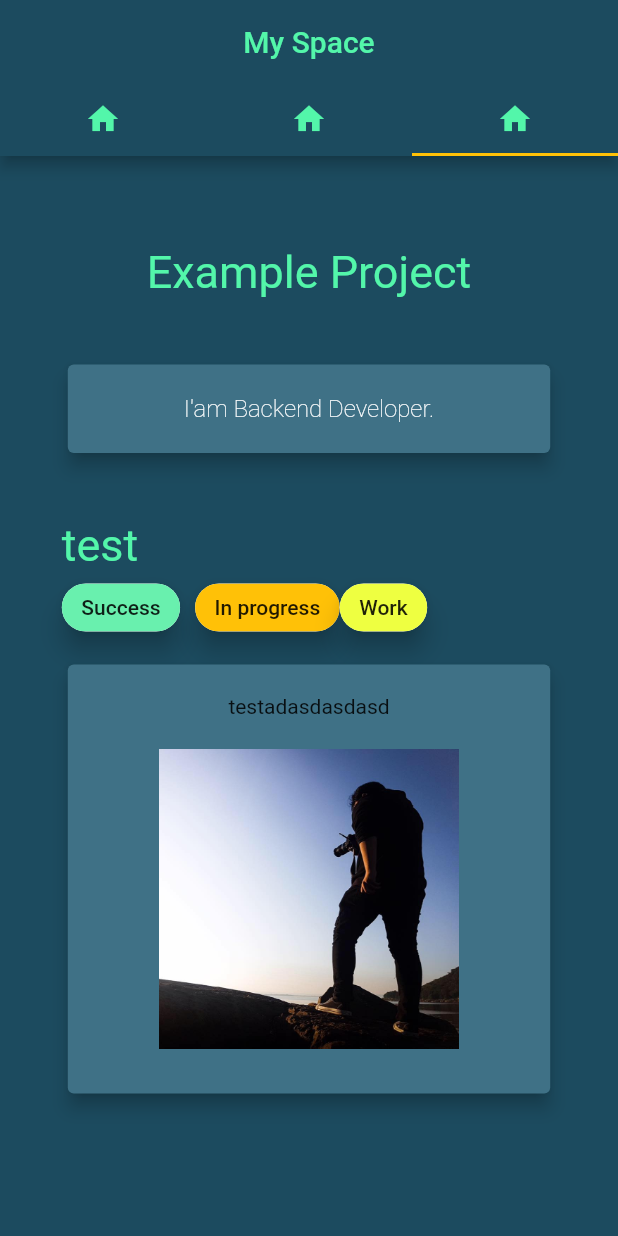
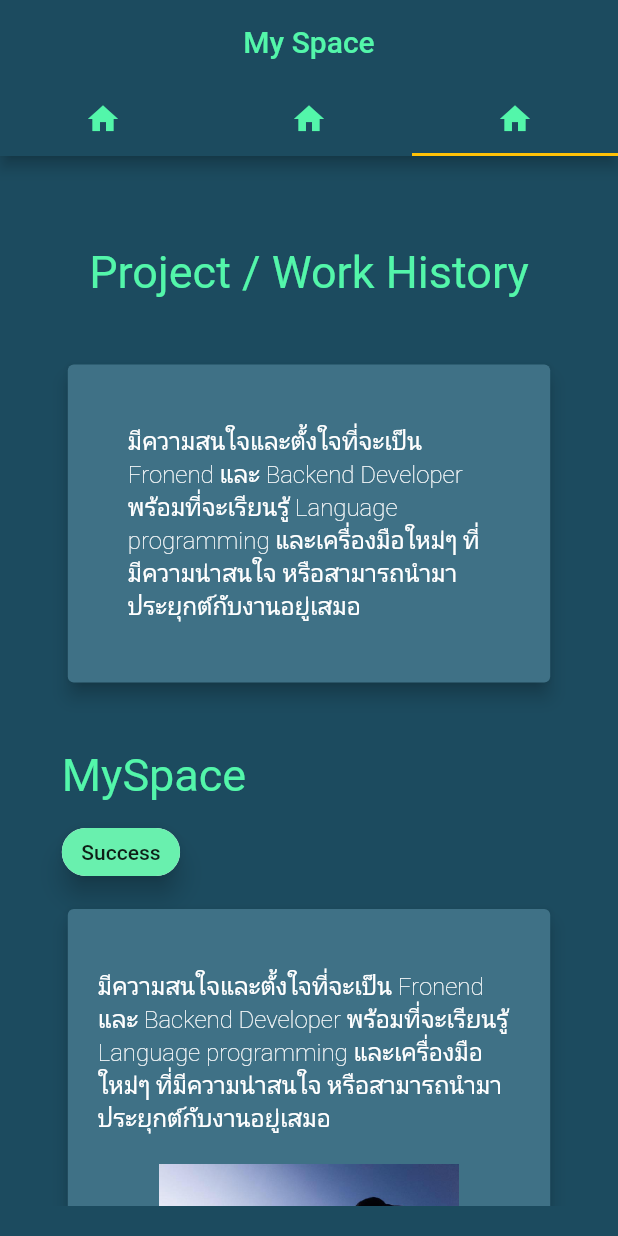
Before and after one commit to Thaniya05/MySpace, a Flutter app: the screen it shows after launch, tab 3 chosen, on a phone screen of 412 x 824 dp. Run offline on Flutter 3.47's test engine with Material 2 defaults, Android fonts, the phone set to English and light mode, and no system bars; drawn by our look-alikes of auto_size_text; our stand-ins replace animated_text_kit, auto_animated, carousel_slider, flip_card, font_awesome_flutter, get and 4 more; missing offline and left inert: dart:html.

Commit message:
update all responsive and infomation to create widget

```diff
--- a/app/lib/src/page/myproject.dart
+++ b/app/lib/src/page/myproject.dart
@@ -1,14 +1,31 @@
+import 'dart:html';
+
+import 'package:auto_size_text/auto_size_text.dart';
 import 'package:fastworkdemo/src/widget/aboutme.dart';
 import 'package:flutter/material.dart';
+import 'package:get/get.dart';
 import 'package:getwidget/getwidget.dart';
 
 import '../widget/game24.dart';
+import 'package:google_fonts/google_fonts.dart';
+
+const String test =
+    "มีความสนใจและตั้งใจที่จะเป็น Fronend และ Backend Developer พร้อมที่จะเรียนรู้ Language programming และเครื่องมือใหม่ๆ ที่มีความน่าสนใจ หรือสามารถนำมาประยุกต์กับงานอยู่เสมอ";
 
 class MyProject extends StatelessWidget {
   const MyProject({super.key});
 
   @override
   Widget build(BuildContext context) {
+    double widthsize = 0.6;
+    double detailsize = 20.0;
+    if (context.isPhone) {
+      widthsize = 0.8;
+      detailsize = 16.0;
+    } else {
+      widthsize = 0.6;
+      detailsize = 20.0;
+    }
     return Container(
       color: Color(0xff1C4B5F),
       padding: const EdgeInsets.all(20),
@@ -19,52 +36,94 @@
             _buildBlank(),
             Center(
               child: AboutMeWidget(
-                topic: "Example Project",
+                topic: "Project / Work History",
               ),
             ),
             _buildBlank(),
-            Container(
-              width: MediaQuery.of(context).size.width * 0.8,
+            _buildHistoryWork(
+              context,
+              widthsize,
+              detailsize,
+              details: '${test}',
+              topic: 'MySpace',
+              success: true,
+              isfpic: true,
+              pathpic: 'assets/pic/profile.jpg',
+            )
+          ],
+        ),
+      ),
+    );
+  }
+
+  List<Widget> _buildHistorys(
+    List<String> _lists,
+    BuildContext context,
+    double widthsize,
+    double detailsize,
+  ) {
+    List<Widget> _smt = [];
+
+    return _smt;
+  }
+
+  Container _buildHistoryWork(
+    BuildContext context,
+    double widthsize,
+    double detailsize, {
+    required String topic,
+    required String details,
+    bool success = false,
+    bool progress = false,
+    bool coming = false,
+    bool alpha = false,
+    bool mini = false,
+    bool work = false,
+    bool isfpic = false,
+    String pathpic = "",
+  }) {
+    return Container(
+      width: MediaQuery.of(context).size.width * widthsize,
       child: Column(
         crossAxisAlignment: CrossAxisAlignment.start,
         children: [
           Row(
             children: [
               Text(
-                        "test",
-                        style:
-                            TextStyle(fontSize: 30, color: Color(0xff53f6aa)),
+                topic,
+                style: TextStyle(fontSize: 30, color: Color(0xff53f6aa)),
               ),
               Padding(padding: EdgeInsets.fromLTRB(5, 0, 5, 0)),
             ],
           ),
-                  Row(
-                    children: [
-                      _buildSuccessChip(),
           _buildBlank(5),
-                      _buildinProgressChip(),
-                      _buildWorkChip()
-                    ],
+          _buildChips(
+            success: success,
+            progress: progress,
+            comingsoon: coming,
+            alpha: alpha,
+            miniproject: mini,
+            work: work,
           ),
           _buildBlank(5),
           Card(
             color: Color.fromARGB(255, 63, 113, 134),
             elevation: 5,
             child: Container(
+              padding: EdgeInsets.all(20),
               child: Column(
                 children: [
                   _buildBlank(10),
-                          Text("testadasdasdasd"),
+                  AutoSizeText(
+                    details,
+                    style: TextStyle(
+                        color: Colors.white,
+                        fontSize: detailsize,
+                        fontWeight: FontWeight.w200),
+                    minFontSize: 16,
+                  ),
                   _buildBlank(10),
-                          Container(
-                            width: MediaQuery.of(context).size.width * 0.8,
-                            //color: Colors.blue[100],
-                            child: Image.asset(
-                              'assets/pic/profile.jpg',
-                              height: 200,
-                              width: 200,
-                            ),
-                          ),
+                  _buildImg(ispic: isfpic, path: pathpic),
                   _buildBlank(15),
                 ],
               ),
@@ -72,10 +131,57 @@
           ),
         ],
       ),
-            )
-          ],
-        ),
-      ),
+    );
+  }
+
+  Container _buildImg({bool ispic = false, String path = ''}) {
+    if (ispic) {
+      return Container(
+        child: Image.asset(path),
+        height: 200,
+        width: 200,
+      );
+    } else {
+      return Container();
+    }
+  }
+
+  Row _buildChips({
+    bool success = false,
+    bool progress = false,
+    bool comingsoon = false,
+    bool alpha = false,
+    bool miniproject = false,
+    bool work = false,
+  }) {
+    List<Widget> _list = [];
+    if (success) {
+      _list.add(_buildSuccessChip());
+      _list.add(_buildBlank(2));
+    }
+    if (progress) {
+      _list.add(_buildinProgressChip());
+      _list.add(_buildBlank(2));
+    }
+    if (comingsoon) {
+      _list.add(_buildinCommingSoonChip());
+      _list.add(_buildBlank(2));
+    }
+    if (alpha) {
+      _list.add(_buildAlphaChip());
+      _list.add(_buildBlank(2));
+    }
+    if (miniproject) {
+      _list.add(_buildminiProjectChip());
+      _list.add(_buildBlank(2));
+    }
+    if (work) {
+      _list.add(_buildWorkChip());
+      _list.add(_buildBlank(2));
+    }
+
+    return Row(
+      children: _list,
     );
   }
 
@@ -155,3 +261,31 @@
     return Padding(padding: EdgeInsets.all(d));
   }
 }
+
+class HistoryJSON {
+  late final String topic;
+  late final String details;
+  bool ispic = false;
+  late final String pathpic;
+  bool success = false;
+  bool progress = false;
+  bool coming = false;
+  bool alpha = false;
+  bool mini = false;
+  bool work = false;
+
+  HistoryJSON(this.topic, this.details, this.pathpic, this.ispic, this.success,
+      this.progress, this.coming, this.alpha, this.mini, this.work);
+
+  HistoryJSON.fromJson(Map<String, dynamic> json)
+      : topic = json['topic'],
+        details = json['details'],
+        ispic = json['ispic'],
+        pathpic = json['pathpic'],
+        success = json['success'],
+        progress = json['progress'],
+        coming = json['coming'],
+        alpha = json['alpha'],
+        mini = json['mini'],
+        work = json['work'];
+}
--- a/app/lib/src/widget/aboutme.dart
+++ b/app/lib/src/widget/aboutme.dart
@@ -1,11 +1,16 @@
+import 'package:auto_size_text/auto_size_text.dart';
 import 'package:flutter/material.dart';
+import 'package:get/get.dart';
 
 //default value
 
-const String defaultDetails = "I'am Backend Developer.";
+const String test =
+    "มีความสนใจและตั้งใจที่จะเป็น Fronend และ Backend Developer พร้อมที่จะเรียนรู้ Language programming และเครื่องมือใหม่ๆ ที่มีความน่าสนใจ หรือสามารถนำมาประยุกต์กับงานอยู่เสมอ";
+
+const String defaultDetails = test;
 const Color defaultColor = Color(0xff53f6aa);
 const double defaultAboutmeSizeText = 30.0;
-const double defaultDetailsSizeText = 16.0;
+const double defaultDetailsSizeText = 20.0;
 const Color defaultColorDetails = Colors.white;
 const Color defaultColorBgCard = Color.fromARGB(255, 63, 113, 134);
 
@@ -30,8 +35,16 @@
 
   @override
   Widget build(BuildContext context) {
+    double widthSize = 0.6;
+    if (context.isPhone) {
+      widthSize = 0.8;
+      detailsSizeText = 16.0;
+    } else {
+      widthSize = 0.6;
+      detailsSizeText = defaultDetailsSizeText;
+    }
     return Container(
-      width: MediaQuery.of(context).size.width * 0.8,
+      width: MediaQuery.of(context).size.width * widthSize,
       //color: Colors.white,
       child: Column(
         children: [
@@ -48,13 +61,14 @@
             elevation: 5,
             child: Center(
               child: Container(
-                margin: const EdgeInsets.all(20),
-                child: Text(
+                margin: const EdgeInsets.all(40),
+                child: AutoSizeText(
                   details,
                   style: TextStyle(
                       color: detailsColor,
                       fontSize: detailsSizeText,
                       fontWeight: FontWeight.w100),
+                  minFontSize: 16,
                 ),
               ),
             ),
--- a/app/pubspec.yaml
+++ b/app/pubspec.yaml
@@ -47,6 +47,7 @@
   filter_list: ^1.0.2
   getwidget: ^3.0.1
   app: ^0.0.3
+  google_fonts: ^4.0.3
 
 dev_dependencies:
   flutter_test:
```
Also changed, not shown: app/lib/src/widget/mycard.dart (+75 -47 lines), app/lib/src/widget/myexp.dart (+49 -34 lines), app/lib/src/widget/myskill.dart (+10 -1 lines), app/lib/src/widget/timeline.dart (+11 -3 lines), app/pubspec.lock. Lines whose indentation alone changed are shown as unchanged.
